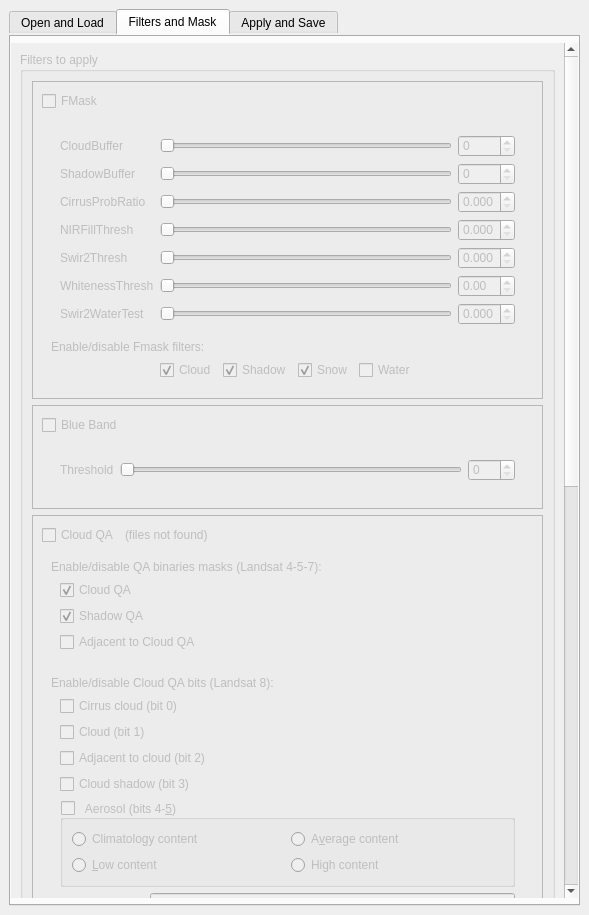
First picture: the form in ui/cloud_masking_dockwidget_base.ui, repository SMByC/CloudMasking, before the edit.
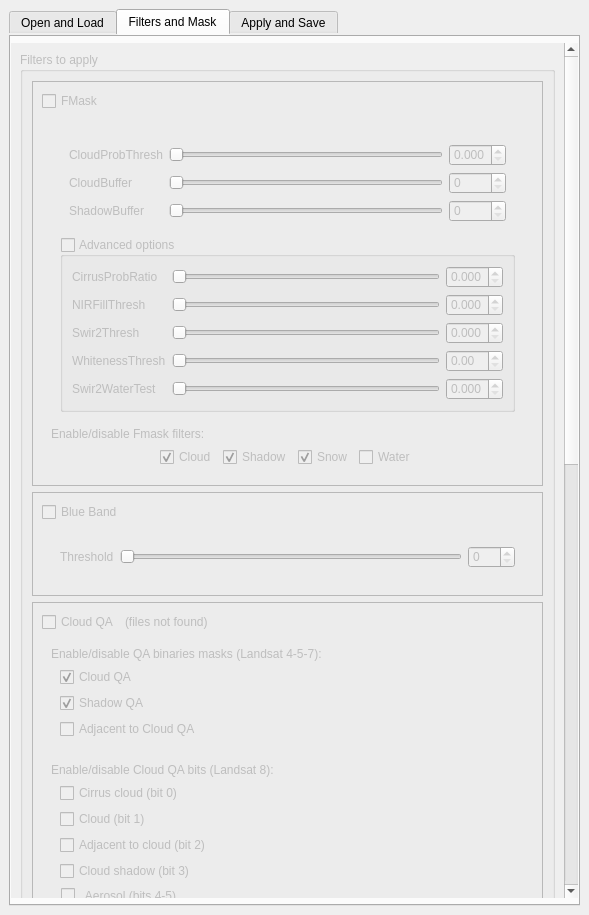
Second picture: the form after the edit. The open tabs and pages were chosen to show the change. Icons and pictures are not drawn. Custom widgets are drawn as their Qt base class.

Commit message: Added cloud probability threshold fmask option in UI and code base

```diff
--- a/ui/cloud_masking_dockwidget_base.ui
+++ b/ui/cloud_masking_dockwidget_base.ui
@@ -544,8 +544,8 @@
             <rect>
              <x>0</x>
              <y>0</y>
-             <width>528</width>
-             <height>2249</height>
+             <width>555</width>
+             <height>1996</height>
             </rect>
            </property>
            <layout class="QVBoxLayout" name="verticalLayout">
@@ -1093,8 +1093,156 @@
                    <widget class="QWidget" name="widget_FMask" native="true">
                     <layout class="QVBoxLayout" name="verticalLayout_2">
                      <item>
-                      <widget class="QWidget" name="widget_FMask_01" native="true">
+                      <widget class="QWidget" name="widget_23" native="true">
+                       <layout class="QVBoxLayout" name="verticalLayout_32">
+                        <item>
+                         <widget class="QWidget" name="widget_24" native="true">
+                          <layout class="QGridLayout" name="gridLayout_15">
+                           <item row="3" column="2">
+                            <widget class="QDoubleSpinBox" name="doubleSpinBox_CB">
+                             <property name="decimals">
+                              <number>0</number>
+                             </property>
+                             <property name="minimum">
+                              <double>0.000000000000000</double>
+                             </property>
+                             <property name="maximum">
+                              <double>30.000000000000000</double>
+                             </property>
+                             <property name="singleStep">
+                              <double>1.000000000000000</double>
+                             </property>
+                            </widget>
+                           </item>
+                           <item row="4" column="0">
+                            <widget class="QLabel" name="label_10">
+                             <property name="toolTip">
+                              <string>Extra buffer around cloud shadown layer (pixels)</string>
+                             </property>
+                             <property name="text">
+                              <string>ShadowBuffer</string>
+                             </property>
+                            </widget>
+                           </item>
+                           <item row="3" column="1">
+                            <widget class="QSlider" name="horizontalSlider_CB">
+                             <property name="minimum">
+                              <number>0</number>
+                             </property>
+                             <property name="maximum">
+                              <number>30</number>
+                             </property>
+                             <property name="singleStep">
+                              <number>1</number>
+                             </property>
+                             <property name="pageStep">
+                              <number>2</number>
+                             </property>
+                             <property name="orientation">
+                              <enum>Qt::Horizontal</enum>
+                             </property>
+                            </widget>
+                           </item>
+                           <item row="4" column="2">
+                            <widget class="QDoubleSpinBox" name="doubleSpinBox_SB">
+                             <property name="decimals">
+                              <number>0</number>
+                             </property>
+                             <property name="maximum">
+                              <double>30.000000000000000</double>
+                             </property>
+                             <property name="singleStep">
+                              <double>1.000000000000000</double>
+                             </property>
+                            </widget>
+                           </item>
+                           <item row="3" column="0">
+                            <widget class="QLabel" name="label">
+                             <property name="toolTip">
+                              <string>Extra buffer around cloud layer (pixels)</string>
+                             </property>
+                             <property name="text">
+                              <string>CloudBuffer</string>
+                             </property>
+                            </widget>
+                           </item>
+                           <item row="4" column="1">
+                            <widget class="QSlider" name="horizontalSlider_SB">
+                             <property name="maximum">
+                              <number>30</number>
+                             </property>
+                             <property name="pageStep">
+                              <number>2</number>
+                             </property>
+                             <property name="orientation">
+                              <enum>Qt::Horizontal</enum>
+                             </property>
+                            </widget>
+                           </item>
+                           <item row="0" column="1">
+                            <widget class="QSlider" name="horizontalSlider_CPT">
+                             <property name="maximum">
+                              <number>1000</number>
+                             </property>
+                             <property name="orientation">
+                              <enum>Qt::Horizontal</enum>
+                             </property>
+                            </widget>
+                           </item>
+                           <item row="0" column="2">
+                            <widget class="QDoubleSpinBox" name="doubleSpinBox_CPT">
+                             <property name="decimals">
+                              <number>3</number>
+                             </property>
+                             <property name="maximum">
+                              <double>1.000000000000000</double>
+                             </property>
+                             <property name="singleStep">
+                              <double>0.001000000000000</double>
+                             </property>
+                            </widget>
+                           </item>
+                           <item row="0" column="0">
+                            <widget class="QLabel" name="label_25">
+                             <property name="toolTip">
+                              <string>Cloud probability threshold (percentage). To reduce commission errors, increase this value, but this will also increase omission errors.</string>
+                             </property>
+                             <property name="text">
+                              <string>CloudProbThresh</string>
+                             </property>
+                            </widget>
+                           </item>
+                          </layout>
+                          <zorder>doubleSpinBox_CB</zorder>
+                          <zorder>doubleSpinBox_CB</zorder>
+                          <zorder>horizontalSlider_CB</zorder>
+                          <zorder>label</zorder>
+                          <zorder>doubleSpinBox_SB</zorder>
+                          <zorder>horizontalSlider_SB</zorder>
+                          <zorder>label_10</zorder>
+                          <zorder>horizontalSlider_CPT</zorder>
+                          <zorder>doubleSpinBox_CPT</zorder>
+                          <zorder>label_25</zorder>
+                         </widget>
+                        </item>
+                        <item>
+                         <widget class="QGroupBox" name="groupBox">
+                          <property name="title">
+                           <string>Advanced options</string>
+                          </property>
+                          <property name="checkable">
+                           <bool>true</bool>
+                          </property>
+                          <property name="checked">
+                           <bool>false</bool>
+                          </property>
+                          <layout class="QVBoxLayout" name="verticalLayout_33">
+                           <item>
+                            <widget class="QWidget" name="widget_FMask_advanced" native="true">
                        <layout class="QGridLayout" name="gridLayout_3">
+                              <property name="margin">
+                               <number>0</number>
+                              </property>
                         <item row="7" column="2">
                          <widget class="QDoubleSpinBox" name="doubleSpinBox_WT">
                           <property name="maximum">
@@ -1175,77 +1323,6 @@
                           </property>
                          </widget>
                         </item>
-                        <item row="2" column="1">
-                         <widget class="QSlider" name="horizontalSlider_SB">
-                          <property name="maximum">
-                           <number>30</number>
-                          </property>
-                          <property name="pageStep">
-                           <number>2</number>
-                          </property>
-                          <property name="orientation">
-                           <enum>Qt::Horizontal</enum>
-                          </property>
-                         </widget>
-                        </item>
-                        <item row="2" column="0">
-                         <widget class="QLabel" name="label_10">
-                          <property name="toolTip">
-                           <string>Extra buffer around cloud shadown layer (pixels)</string>
-                          </property>
-                          <property name="text">
-                           <string>ShadowBuffer</string>
-                          </property>
-                         </widget>
-                        </item>
-                        <item row="1" column="2">
-                         <widget class="QDoubleSpinBox" name="doubleSpinBox_CB">
-                          <property name="decimals">
-                           <number>0</number>
-                          </property>
-                          <property name="minimum">
-                           <double>0.000000000000000</double>
-                          </property>
-                          <property name="maximum">
-                           <double>30.000000000000000</double>
-                          </property>
-                          <property name="singleStep">
-                           <double>1.000000000000000</double>
-                          </property>
-                         </widget>
-                        </item>
-                        <item row="1" column="1">
-                         <widget class="QSlider" name="horizontalSlider_CB">
-                          <property name="minimum">
-                           <number>0</number>
-                          </property>
-                          <property name="maximum">
-                           <number>30</number>
-                          </property>
-                          <property name="singleStep">
-                           <number>1</number>
-                          </property>
-                          <property name="pageStep">
-                           <number>2</number>
-                          </property>
-                          <property name="orientation">
-                           <enum>Qt::Horizontal</enum>
-                          </property>
-                         </widget>
-                        </item>
-                        <item row="2" column="2">
-                         <widget class="QDoubleSpinBox" name="doubleSpinBox_SB">
-                          <property name="decimals">
-                           <number>0</number>
-                          </property>
-                          <property name="maximum">
-                           <double>30.000000000000000</double>
-                          </property>
-                          <property name="singleStep">
-                           <double>1.000000000000000</double>
-                          </property>
-                         </widget>
-                        </item>
                         <item row="4" column="1">
                          <widget class="QSlider" name="horizontalSlider_CPR">
                           <property name="maximum">
@@ -1319,14 +1396,10 @@
                           </property>
                          </widget>
                         </item>
-                        <item row="1" column="0">
-                         <widget class="QLabel" name="label">
-                          <property name="toolTip">
-                           <string>Extra buffer around cloud layer (pixels)</string>
-                          </property>
-                          <property name="text">
-                           <string>CloudBuffer</string>
-                          </property>
+                             </layout>
+                            </widget>
+                           </item>
+                          </layout>
                          </widget>
                         </item>
                        </layout>
```
Left out of the diff: 340 changed lines with no effect on the pictures. Lines whose indentation alone changed are shown as unchanged. The commit also changes 1 other file.
